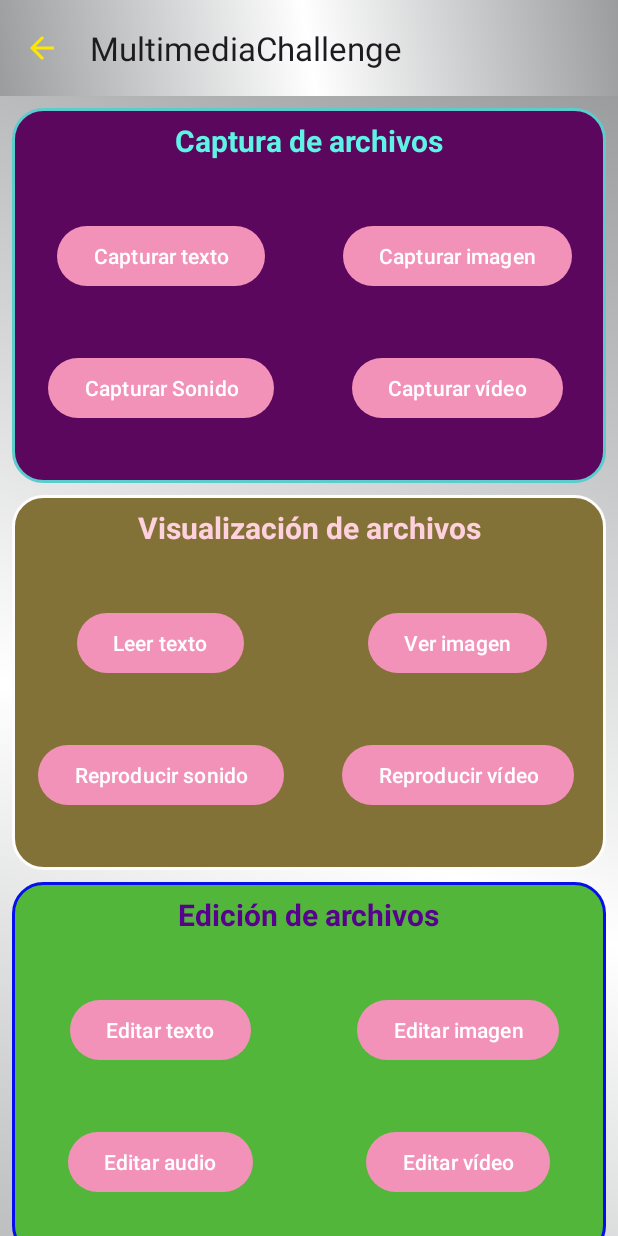
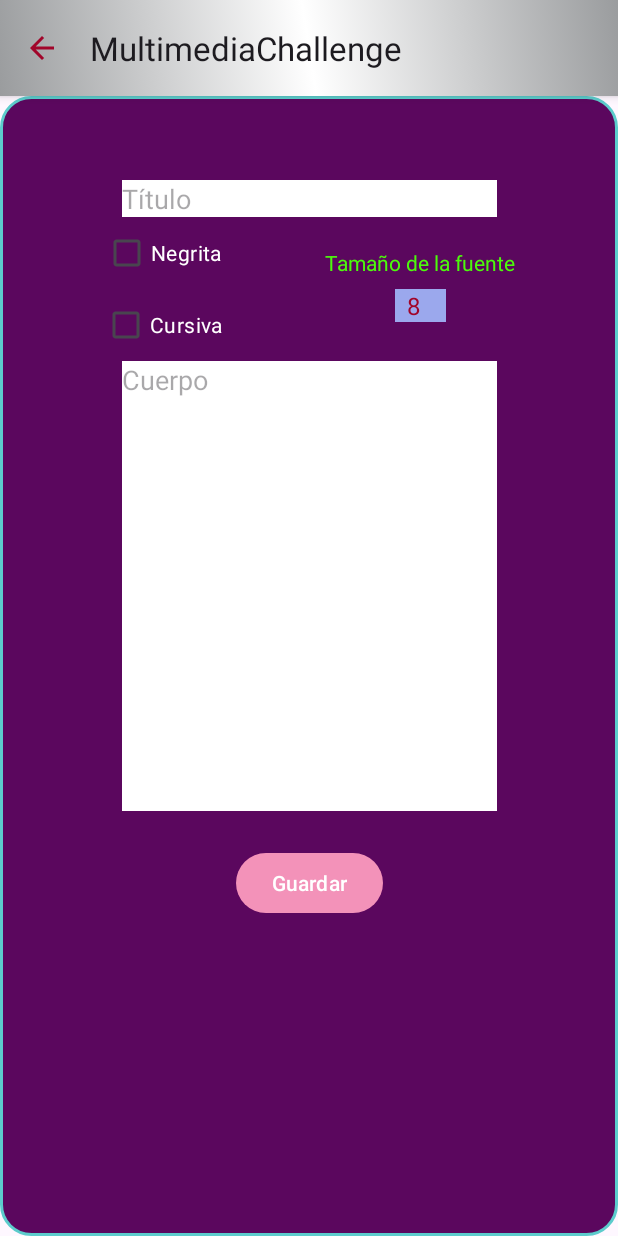
Before and after one commit to eguevarac/MultimediaChallenge, an Android app: the screen it shows after launch (MainActivity), after a tap on "Capturar texto", on a phone screen of 412 x 824 dp. Run offline under Robolectric (Android 15) with nearby library versions, the light colour scheme and no system bars.

Commit message:
added layout to create txt file

```diff
--- a/app/src/main/AndroidManifest.xml
+++ b/app/src/main/AndroidManifest.xml
@@ -15,6 +15,7 @@
     <uses-permission android:name="android.permission.READ_MEDIA_AUDIO"/>
     <uses-permission android:name="android.permission.READ_MEDIA_IMAGES"/>
     <uses-permission android:name="android.permission.READ_MEDIA_VIDEO"/>
+    <uses-permission android:name="android.permission.RECORD_AUDIO" />
 
 
 
--- a/app/src/main/java/com/example/multimediachallenge/ui/MainActivity.kt
+++ b/app/src/main/java/com/example/multimediachallenge/ui/MainActivity.kt
@@ -23,7 +23,7 @@ class MainActivity : AppCompatActivity() {
     override fun onOptionsItemSelected(item: MenuItem): Boolean {
         return when (item.itemId) {
             android.R.id.home -> {
-                finish()
+                onBackPressedDispatcher.onBackPressed()
                 true
             }
             else -> super.onOptionsItemSelected(item)
--- a/app/src/main/java/com/example/multimediachallenge/ui/MainFragment.kt
+++ b/app/src/main/java/com/example/multimediachallenge/ui/MainFragment.kt
@@ -1,5 +1,7 @@
 package com.example.multimediachallenge.ui
 
+import android.app.Activity
+import android.content.Intent
 import android.net.Uri
 import android.os.Bundle
 import android.view.LayoutInflater
@@ -8,7 +10,9 @@ import android.view.ViewGroup
 import androidx.activity.result.ActivityResultLauncher
 import androidx.activity.result.contract.ActivityResultContracts
 import androidx.fragment.app.Fragment
+import androidx.navigation.fragment.findNavController
 import com.example.multimediachallenge.databinding.FragmentMainBinding
+import com.example.multimediachallenge.utils.AudioRecordingManager
 import com.example.multimediachallenge.utils.CameraManager
 
 
@@ -29,6 +33,22 @@ class MainFragment : Fragment() {
             }
         }
 
+    private val recordAudioIntent = Intent().apply {
+        action = "com.sec.android.app.voicenote.action.RECORD_NEW_SOUND"
+        flags = Intent.FLAG_ACTIVITY_NEW_TASK
+    }
+
+    private val contractRecordAudio: ActivityResultLauncher<Intent> =
+        registerForActivityResult(ActivityResultContracts.StartActivityForResult()) { result ->
+            if (result.resultCode == Activity.RESULT_OK) {
+                // Aquí puedes manejar el resultado de la grabación de audio
+                val data: Intent? = result.data
+                // Procesar los datos si es necesario
+            } else {
+                // Si la acción se cancela o falla, aquí puedes manejarlo
+            }
+        }
+
     override fun onCreateView(
         inflater: LayoutInflater, container: ViewGroup?,
         savedInstanceState: Bundle?
@@ -40,19 +60,35 @@ class MainFragment : Fragment() {
     override fun onViewCreated(view: View, savedInstanceState: Bundle?) {
         super.onViewCreated(view, savedInstanceState)
 
-        with(binding){
-            btnCaptureText.setOnClickListener {  }
-            btnCaptureSound.setOnClickListener {  }
-            btnCaptureImg.setOnClickListener { CameraManager.startContract(requireContext(), contractCameraForPictures) }
-            btnCaptureVideo.setOnClickListener { CameraManager.startContract(requireContext(), contractCameraForVideos) }
+        with(binding) {
+            btnCaptureText.setOnClickListener { findNavController().navigate(MainFragmentDirections.actionMainFragmentToTextEditionFragment()) }
+            btnCaptureSound.setOnClickListener {
+                AudioRecordingManager.startAudioRecording(
+                    requireContext(),
+                    contractRecordAudio,
+                    recordAudioIntent
+                )
+            }
+            btnCaptureImg.setOnClickListener {
+                CameraManager.startContract(
+                    requireContext(),
+                    contractCameraForPictures
+                )
+            }
+            btnCaptureVideo.setOnClickListener {
+                CameraManager.startContract(
+                    requireContext(),
+                    contractCameraForVideos
+                )
+            }
 
-            btnVisualizationText.setOnClickListener {  }
-            btnVisualizationSound.setOnClickListener {  }
-            btnVisualizationImg.setOnClickListener {  }
-            btnVisualizationVideo.setOnClickListener {  }
+            btnVisualizationText.setOnClickListener { }
+            btnVisualizationSound.setOnClickListener { }
+            btnVisualizationImg.setOnClickListener { }
+            btnVisualizationVideo.setOnClickListener { }
 
-            btnEditionText.setOnClickListener {  }
-            btnEditionSound.setOnClickListener {  }
+            btnEditionText.setOnClickListener { }
+            btnEditionSound.setOnClickListener { }
             btnEditionImg.setOnClickListener {  }
             btnEditionVideo.setOnClickListener {  }
 
--- /dev/null
+++ b/app/src/main/java/com/example/multimediachallenge/ui/TextEditionFragment.kt
@@ -0,0 +1,33 @@
+package com.example.multimediachallenge.ui
+
+import android.os.Bundle
+import android.view.LayoutInflater
+import android.view.View
+import android.view.ViewGroup
+import android.widget.ArrayAdapter
+import androidx.fragment.app.Fragment
+import com.example.multimediachallenge.databinding.FragmentTextEditionBinding
+
+
+class TextEditionFragment : Fragment() {
+
+    private lateinit var binding: FragmentTextEditionBinding
+    override fun onCreateView(
+        inflater: LayoutInflater, container: ViewGroup?,
+        savedInstanceState: Bundle?
+    ): View {
+        binding = FragmentTextEditionBinding.inflate(inflater, container, false)
+        return binding.root
+    }
+
+
+    override fun onViewCreated(view: View, savedInstanceState: Bundle?) {
+        super.onViewCreated(view, savedInstanceState)
+
+        val spinnerOptions = listOf("8", "10", "12", "14", "16", "18", "20", "22")
+        val adapter =
+            ArrayAdapter(requireContext(), android.R.layout.simple_spinner_item, spinnerOptions)
+        adapter.setDropDownViewResource(android.R.layout.simple_spinner_dropdown_item)
+        binding.spinner.adapter = adapter
+    }
+}
--- /dev/null
+++ b/app/src/main/java/com/example/multimediachallenge/utils/AudioRecordingManager.kt
@@ -0,0 +1,37 @@
+package com.example.multimediachallenge.utils
+
+import android.content.Context
+import android.content.Intent
+import android.widget.Toast
+import androidx.activity.result.ActivityResultLauncher
+
+object AudioRecordingManager {
+
+    // Función para iniciar la grabadora de audio
+    fun startAudioRecording(
+        context: Context,
+        contractRecordAudio: ActivityResultLauncher<Intent>,
+        recordAudioIntent: Intent
+    ) {
+        if (recordAudioIntent.resolveActivity(context.packageManager) != null) {
+            contractRecordAudio.launch(recordAudioIntent)
+        } else {
+            // Manejar el caso en el que no se encuentre una aplicación para grabar audio
+            Toast.makeText(
+                context,
+                "El dispositivo no tiene aplicación para grabar",
+                Toast.LENGTH_SHORT
+            ).show()
+            try {
+                context.startActivity(recordAudioIntent)
+            } catch (ex: Exception) {
+                Toast.makeText(
+                    context,
+                    "El dispositivo no tiene aplicación para grabar",
+                    Toast.LENGTH_SHORT
+                ).show()
+
+            }
+        }
+    }
+}
--- /dev/null
+++ b/app/src/main/res/layout/fragment_text_edition.xml
@@ -0,0 +1,91 @@
+<?xml version="1.0" encoding="utf-8"?>
+
+<ScrollView xmlns:android="http://schemas.android.com/apk/res/android"
+    xmlns:app="http://schemas.android.com/apk/res-auto"
+    xmlns:tools="http://schemas.android.com/tools"
+    android:layout_width="match_parent"
+    android:layout_height="match_parent"
+    tools:context=".ui.TextEditionFragment"
+    android:background="@drawable/background_card_capture">
+
+    <androidx.constraintlayout.widget.ConstraintLayout
+        android:layout_width="match_parent"
+        android:layout_height="wrap_content">
+
+        <TextView
+            android:id="@+id/tvSize"
+            android:layout_width="wrap_content"
+            android:layout_height="wrap_content"
+            android:text="@string/fontSize"
+            android:textColor="#4CFA0C"
+            android:layout_marginBottom="@dimen/commonMargin"
+            app:layout_constraintStart_toEndOf="@id/chbBold"
+            app:layout_constraintEnd_toEndOf="parent"
+            app:layout_constraintBottom_toBottomOf="@id/chbBold" />
+
+        <Spinner
+            android:id="@+id/spinner"
+            android:layout_width="wrap_content"
+            android:layout_height="wrap_content"
+            android:layout_marginTop="@dimen/commonMargin"
+            app:layout_constraintStart_toEndOf="@id/chbBold"
+            app:layout_constraintTop_toBottomOf="@id/tvSize"
+            android:background="#9BA8ED"
+            app:layout_constraintEnd_toEndOf="parent" />
+
+        <CheckBox
+            android:id="@+id/chbBold"
+            android:layout_width="wrap_content"
+            android:layout_height="wrap_content"
+            app:layout_constraintStart_toStartOf="parent"
+            app:layout_constraintEnd_toStartOf="@id/tvSize"
+            app:layout_constraintTop_toBottomOf="@id/etTitle"
+            app:layout_constraintBottom_toTopOf="@id/chbItalic"
+            android:text="@string/bold"
+            android:textColor="@color/white" />
+
+        <CheckBox
+            android:id="@+id/chbItalic"
+            android:layout_width="wrap_content"
+            android:layout_height="wrap_content"
+            app:layout_constraintStart_toStartOf="parent"
+            app:layout_constraintEnd_toStartOf="@id/tvSize"
+            app:layout_constraintTop_toBottomOf="@id/chbBold"
+            app:layout_constraintBottom_toTopOf="@id/etBody"
+            android:text="@string/italic"
+            android:textColor="@color/white" />
+
+        <com.google.android.material.textfield.TextInputEditText
+            android:id="@+id/etTitle"
+            android:layout_width="0dp"
+            android:layout_height="wrap_content"
+            android:layout_marginTop="56dp"
+            android:background="@color/white"
+            android:hint="@string/title"
+            app:layout_constraintEnd_toEndOf="@id/etBody"
+            app:layout_constraintStart_toStartOf="@id/etBody"
+            app:layout_constraintTop_toTopOf="parent" />
+
+        <com.google.android.material.textfield.TextInputEditText
+            android:id="@+id/etBody"
+            android:layout_width="250dp"
+            android:layout_height="300dp"
+            android:background="@color/white"
+            android:gravity="start"
+            android:hint="@string/body"
+            app:layout_constraintBottom_toBottomOf="parent"
+            app:layout_constraintEnd_toEndOf="parent"
+            app:layout_constraintStart_toStartOf="parent"
+            app:layout_constraintTop_toBottomOf="@id/etTitle" />
+
+        <Button
+            android:id="@+id/btnAccept"
+            android:layout_width="wrap_content"
+            android:layout_height="wrap_content"
+            android:text="@string/save"
+            app:layout_constraintTop_toBottomOf="@id/etBody"
+            app:layout_constraintBottom_toBottomOf="parent"
+            app:layout_constraintStart_toStartOf="parent"
+            app:layout_constraintEnd_toEndOf="parent" />
+    </androidx.constraintlayout.widget.ConstraintLayout>
+</ScrollView>
--- a/app/src/main/res/navigation/main_graph.xml
+++ b/app/src/main/res/navigation/main_graph.xml
@@ -9,5 +9,14 @@
         android:id="@+id/mainFragment"
         android:name="com.example.multimediachallenge.ui.MainFragment"
         android:label="fragment_main"
-        tools:layout="@layout/fragment_main" />
+        tools:layout="@layout/fragment_main">
+        <action
+            android:id="@+id/action_mainFragment_to_textEditionFragment"
+            app:destination="@id/textEditionFragment" />
+    </fragment>
+    <fragment
+        android:id="@+id/textEditionFragment"
+        android:name="com.example.multimediachallenge.ui.TextEditionFragment"
+        android:label="fragment_text_edition"
+        tools:layout="@layout/fragment_text_edition" />
 </navigation>
--- a/app/src/main/res/values/strings.xml
+++ b/app/src/main/res/values/strings.xml
@@ -17,4 +17,10 @@
     <string name="editionSound">Editar audio</string>
     <string name="editionImg">Editar imagen</string>
     <string name="editionVideo">Editar vídeo</string>
+    <string name="italic">Cursiva</string>
+    <string name="title">Título</string>
+    <string name="body">Cuerpo</string>
+    <string name="save">Guardar</string>
+    <string name="bold">Negrita</string>
+    <string name="fontSize">Tamaño de la fuente</string>
 </resources>
--- a/app/src/main/res/values/themes.xml
+++ b/app/src/main/res/values/themes.xml
@@ -1,10 +1,10 @@
-<resources xmlns:tools="http://schemas.android.com/tools">
+<resources>
     <!-- Base application theme. -->
     <style name="Base.Theme.MultimediaChallenge" parent="Theme.Material3.DayNight">
         <!-- Customize your light theme here. -->
         <!-- <item name="colorPrimary">@color/my_light_primary</item> -->
         <item name="colorPrimary">#F392B9</item>
-        <item name="android:textColorPrimary">#FFE602</item>
+        <item name="android:textColorPrimary">#A1052A</item>
     </style>
 
     <style name="Theme.MultimediaChallenge" parent="Base.Theme.MultimediaChallenge" />
```
